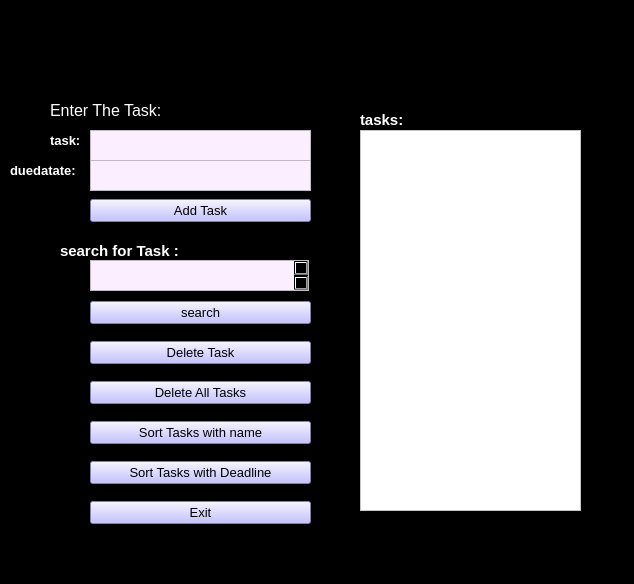
Qt form task14.ui (Adham1902/das-repo) before a commit.
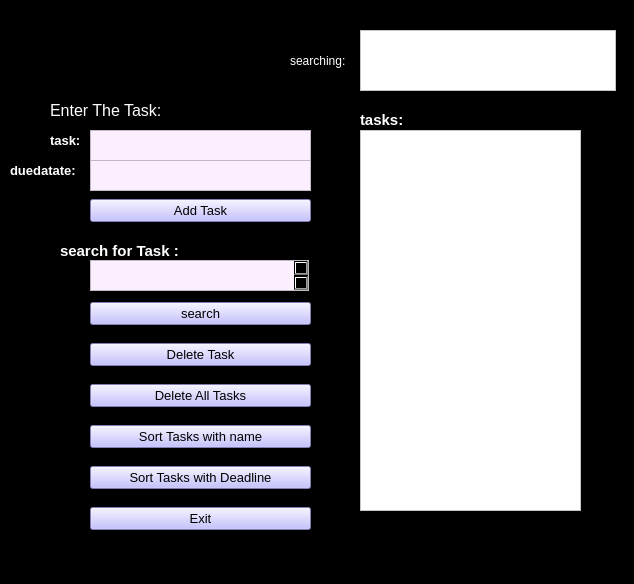
The same form after that commit.

```diff
--- a/task14.ui
+++ b/task14.ui
@@ -988,7 +988,7 @@
       <x>90</x>
       <y>290</y>
       <width>221</width>
-      <height>251</height>
+      <height>255</height>
      </rect>
     </property>
     <layout class="QVBoxLayout" name="verticalLayout_2">
@@ -1238,6 +1238,38 @@
      <string>duedatate:</string>
     </property>
    </widget>
+   <widget class="QLabel" name="label">
+    <property name="geometry">
+     <rect>
+      <x>290</x>
+      <y>50</y>
+      <width>71</width>
+      <height>21</height>
+     </rect>
+    </property>
+    <property name="styleSheet">
+     <string notr="true">font: 75 11pt &quot;MS Shell Dlg 2&quot;;
+color:rgb(255, 255, 255)
+</string>
+    </property>
+    <property name="text">
+     <string>searching:</string>
+    </property>
+   </widget>
+   <widget class="QListWidget" name="searching">
+    <property name="geometry">
+     <rect>
+      <x>360</x>
+      <y>30</y>
+      <width>256</width>
+      <height>61</height>
+     </rect>
+    </property>
+    <property name="styleSheet">
+     <string notr="true">background-color: rgb(255, 255, 255);
+</string>
+    </property>
+   </widget>
   </widget>
   <widget class="QMenuBar" name="menubar">
    <property name="geometry">
```
